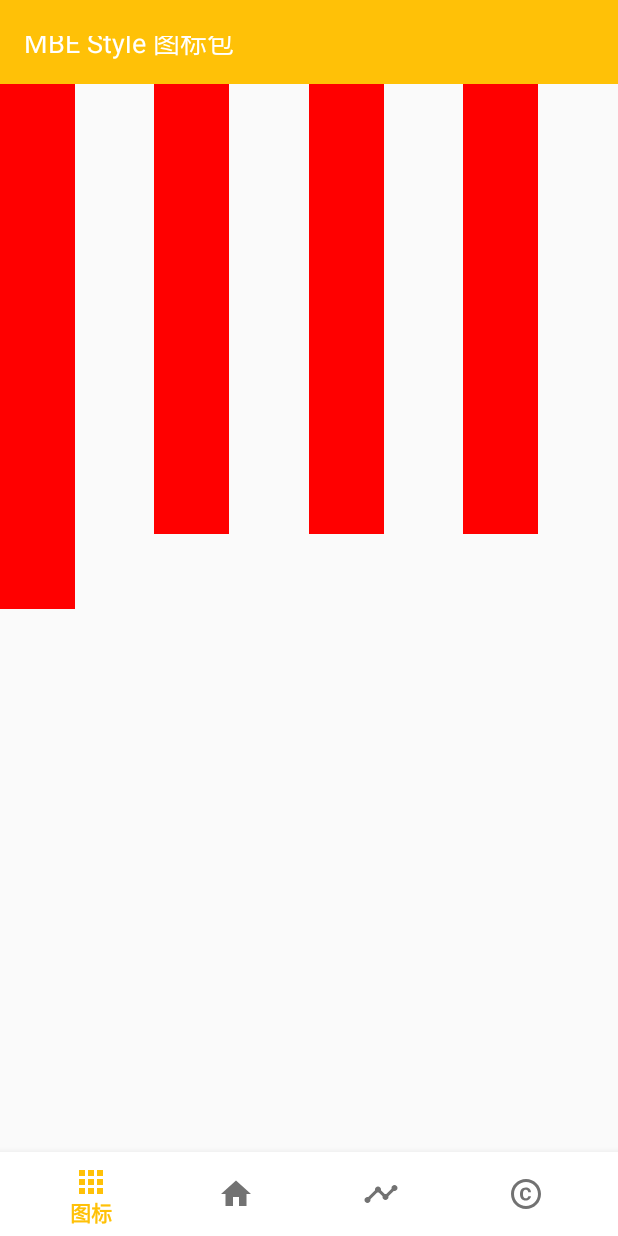
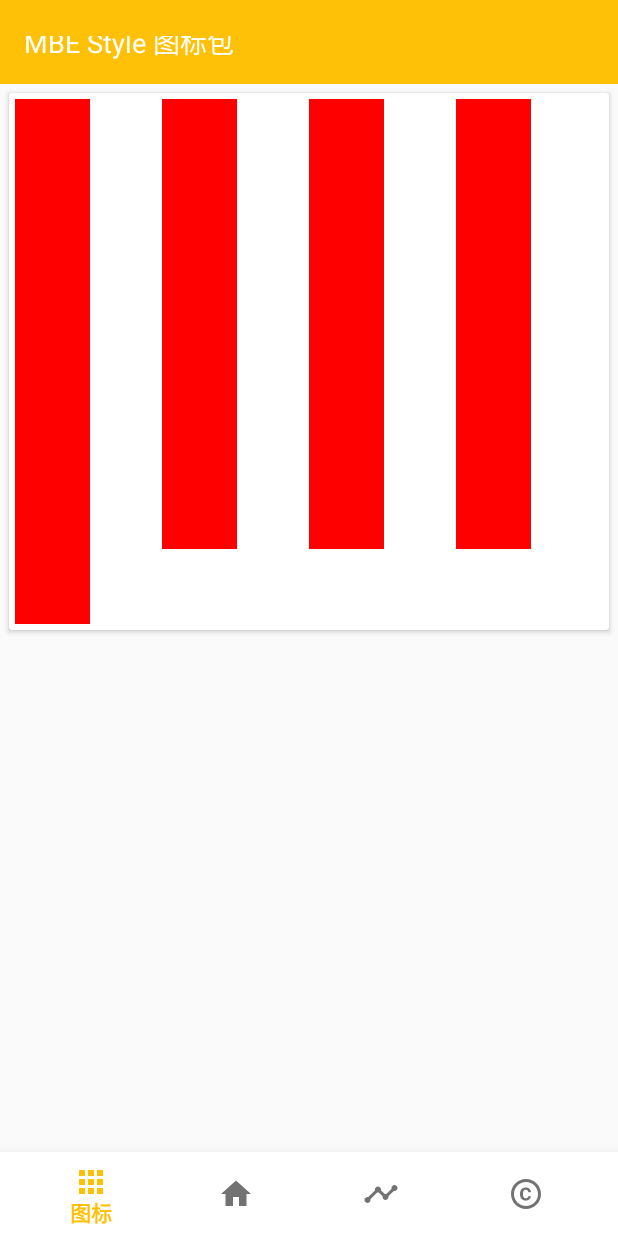
Before and after one commit to meolunr/MBEStyle, an Android app: the fragment IconAllFragment placed in its activity, on a phone screen of 412 x 824 dp. Run offline under Robolectric (Android 15) with nearby library versions, the phone set to English and light mode, and no system bars; 1 statement that could not run was skipped.

Commit message:
IconAllFragment：Card 效果微调

```diff
--- a/app/src/main/res/layout/fragment_all_icon.xml
+++ b/app/src/main/res/layout/fragment_all_icon.xml
@@ -1,11 +1,20 @@
 <?xml version="1.0" encoding="utf-8"?>
 <FrameLayout xmlns:android="http://schemas.android.com/apk/res/android"
+    xmlns:app="http://schemas.android.com/apk/res-auto"
     android:layout_width="match_parent"
     android:layout_height="match_parent">
 
-    <android.support.v7.widget.RecyclerView
-        android:id="@+id/rv_icon"
+    <android.support.v7.widget.CardView
         android:layout_width="match_parent"
-        android:layout_height="wrap_content" />
+        android:layout_height="wrap_content"
+        android:layout_margin="6dp"
+        app:contentPadding="4dp">
+
+        <android.support.v7.widget.RecyclerView
+            android:id="@+id/rv_icon"
+            android:layout_width="match_parent"
+            android:layout_height="wrap_content" />
+
+    </android.support.v7.widget.CardView>
 
 </FrameLayout>
```
